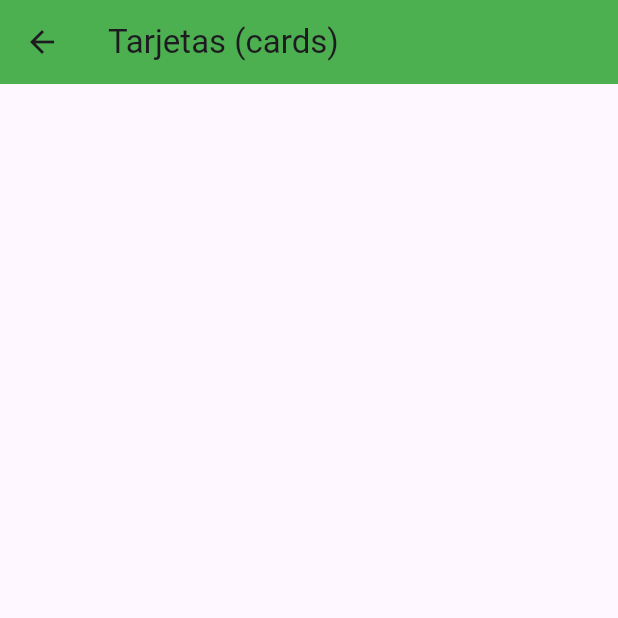
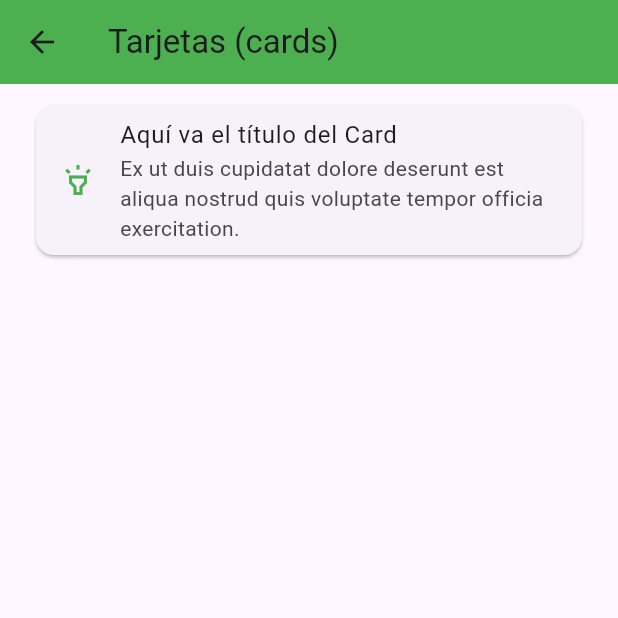
Before and after one commit to Yalo95/Flutter_proyectos, a Flutter app: the CardScreen screen opened by its route, on a phone screen of 412 x 824 dp, the top half of it. Run offline on Flutter 3.47's test engine with Material 3 defaults, Android fonts, the phone set to English and light mode, and no system bars.

Commit message:
Inserción de botones y del padding entre ambos

```diff
--- a/componentes_flutter/componentes_flutter/lib/screens/card_screen.dart
+++ b/componentes_flutter/componentes_flutter/lib/screens/card_screen.dart
@@ -1,3 +1,4 @@
+import 'package:componentes_flutter/theme/app_theme.dart';
 import 'package:flutter/material.dart';
 
 class CardScreen extends StatelessWidget {
@@ -11,11 +12,16 @@ class CardScreen extends StatelessWidget {
         title: Text('Tarjetas (cards)')
       ,),
       body: ListView(
+        padding: EdgeInsets.symmetric(horizontal: 20, vertical: 10),//Para ejercer separación entre los botones.
          children: [
           Card(
             child: Column(
               children: [
-
+                ListTile(
+                  leading: Icon(Icons.highlight_outlined, color: AppTheme.primary),
+                  title: Text('Aquí va el título del Card'),
+                  subtitle: Text('Ex ut duis cupidatat dolore deserunt est aliqua nostrud quis voluptate tempor officia exercitation.'),
+                )
               ],
             ),
           )
```
